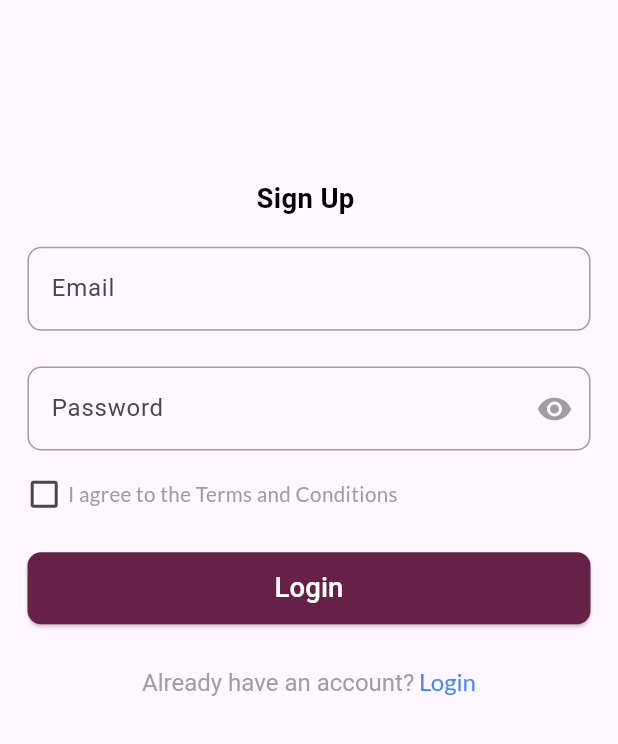
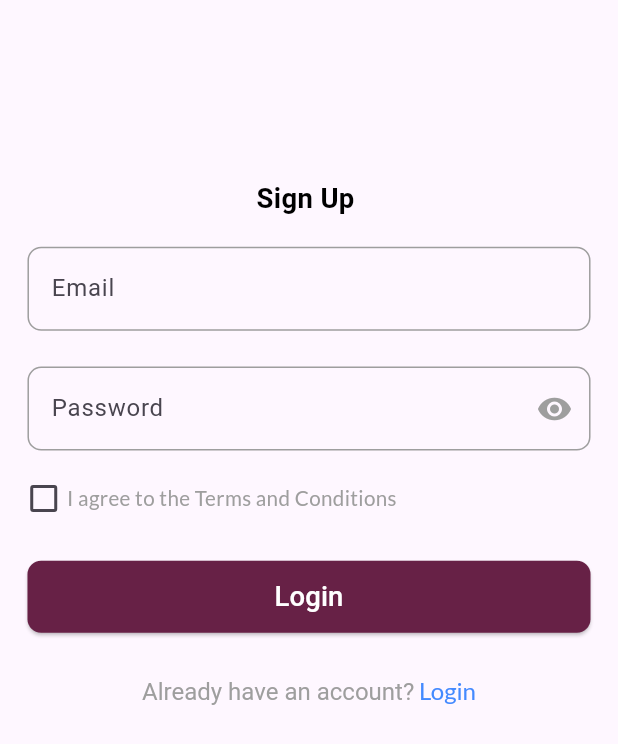
Before and after one commit to lezzycan/CodeHallam, a Flutter app: the CreateAccountScreen screen opened by its route, on a phone screen of 412 x 824 dp. Shown: the top 744 px of the screen. Run offline on Flutter 3.47's test engine with Material 3 defaults, Android fonts, the light colour scheme and no system bars; our stand-ins replace firebase_core, flutter_riverpod, flutter_screenutil, go_router, google_fonts, pinput; accounts and stored records are empty; generated files the repository leaves out were written again.

Commit message:
Add OTPWidget component and update authentication form structure

```diff
--- a/lib/src/common_widget/authentication_form.dart
+++ b/lib/src/common_widget/authentication_form.dart
@@ -9,27 +9,30 @@ import 'package:flutter_screenutil/flutter_screenutil.dart';
 import 'package:google_fonts/google_fonts.dart';
 
 class AuthenticationForm extends StatelessWidget {
-  const AuthenticationForm({
-    super.key,
-    required GlobalKey<FormState> formkey,
+  const AuthenticationForm(
+      {super.key,
+      required GlobalKey<FormState> formkey,
+      required this.onTap,
+      required this.headline,
 
-    required this.onTap,
-    required this.headline,
-
-
-    required this.child,
-    required this.obscure, required this.suffixIcon, required this.acc1, required this.acc2, required this.btnText, required this.btnOnTap
-  }) : _formkey = formkey;
+      required this.child,
+      required this.obscure,
+      required this.suffixIcon,
+      required this.acc1,
+      required this.acc2,
+      required this.btnText,
+      required this.btnOnTap})
+      : _formkey = formkey;
 
   final GlobalKey<FormState> _formkey;
 
-
-  final VoidCallback onTap,btnOnTap;
+  final VoidCallback onTap, btnOnTap;
   final String headline, acc1, acc2, btnText;
 
   final Widget child;
   final bool obscure;
   final Widget suffixIcon;
+
 
   @override
   Widget build(BuildContext context) {
@@ -60,7 +63,7 @@ class AuthenticationForm extends StatelessWidget {
             obscure: obscure,
             suffixIcon: suffixIcon,
           ),
-          gapH16,
+          gapH16  ,
           child,
           gapH24,
           PrimaryButton(
@@ -70,7 +73,7 @@ class AuthenticationForm extends StatelessWidget {
           ),
           gapH24,
           SeparateText(
-            onTap: btnOnTap,
+              onTap: btnOnTap,
               textA: acc1,
               textB: acc2,
               styleA: GoogleFonts.fjallaOne(
--- a/lib/src/features/authentication/create_account/presentation/create_account_screen.dart
+++ b/lib/src/features/authentication/create_account/presentation/create_account_screen.dart
@@ -1,4 +1,3 @@
-
 import 'package:codehallam/src/common_widget/authentication_form.dart';
 import 'package:codehallam/src/features/authentication/create_account/presentation/notifier/create_account_notifier.dart';
 import 'package:codehallam/src/routing/route_name.dart';
@@ -48,18 +47,20 @@ class _CreateAccountScreenState extends ConsumerState<CreateAccountScreen> {
       child: Scaffold(
         body: SingleChildScrollView(
           child: Padding(
-            padding: EdgeInsets.symmetric(
-            horizontal: Sizes.p16.w, vertical: 100.h),
+            padding:
+                EdgeInsets.symmetric(horizontal: Sizes.p16.w, vertical: 100.h),
             child: AuthenticationForm(
+
               formkey: _formkey,
               onTap: () {
-                if (_formkey.currentState!.validate() && createAccountProvider.isChecked) {
+                if (_formkey.currentState!.validate() &&
+                    createAccountProvider.isChecked) {
                   // Perform create account action
                 }
               },
               headline: 'Sign Up',
               obscure: createAccountProvider.isToggled ? true : false,
-              suffixIcon:  GestureDetector(
+              suffixIcon: GestureDetector(
                 onTap: () {
                   ref
                       .read(createAccountNotifier.notifier)
@@ -78,23 +79,23 @@ class _CreateAccountScreenState extends ConsumerState<CreateAccountScreen> {
               btnOnTap: () {
                 Navigator.pushNamed(context, RouteName.login);
               },
-              child: Padding(
-                padding: EdgeInsets.only(left: Sizes.p8.w),
               child: Row(
                 mainAxisAlignment: MainAxisAlignment.start,
                 children: [
-                    SizedBox(
-                       height: 4,
-                      width: 4,
-                      child: Checkbox(
+                  Checkbox(
+                    materialTapTargetSize: MaterialTapTargetSize.shrinkWrap,
                     value: createAccountProvider.isChecked,
                     activeColor: AppColors.primary,
                     onChanged: (value) {
-                         ref.read(createAccountNotifier.notifier).toggleCheckbox(value!);
+                      ref
+                          .read(createAccountNotifier.notifier)
+                          .toggleCheckbox(value!);
                     },
+                    visualDensity: VisualDensity(
+                      horizontal: -4.w, vertical: -3.h
                     ),
                   ),
-                   gapW12,
+                  gapW4,
                   Text('I agree to the Terms and Conditions',
                       style: GoogleFonts.lato(
                           fontSize: Sizes.p12.sp,
@@ -106,7 +107,6 @@ class _CreateAccountScreenState extends ConsumerState<CreateAccountScreen> {
           ),
         ),
       ),
-      ),
     );
   }
 }
--- a/pubspec.yaml
+++ b/pubspec.yaml
@@ -32,6 +32,7 @@ dependencies:
   firebase_ui_auth: ^3.0.0
   flutter_screenutil: ^5.9.3
   google_fonts: ^6.3.2
+  pinput: ^5.0.2
 
 
 dev_dependencies:
```
Also changed, not shown: lib/src/common_widget/otp_widget.dart (added, +51 -0 lines), pubspec.lock, 1 other file. Lines whose indentation alone changed are shown as unchanged.
